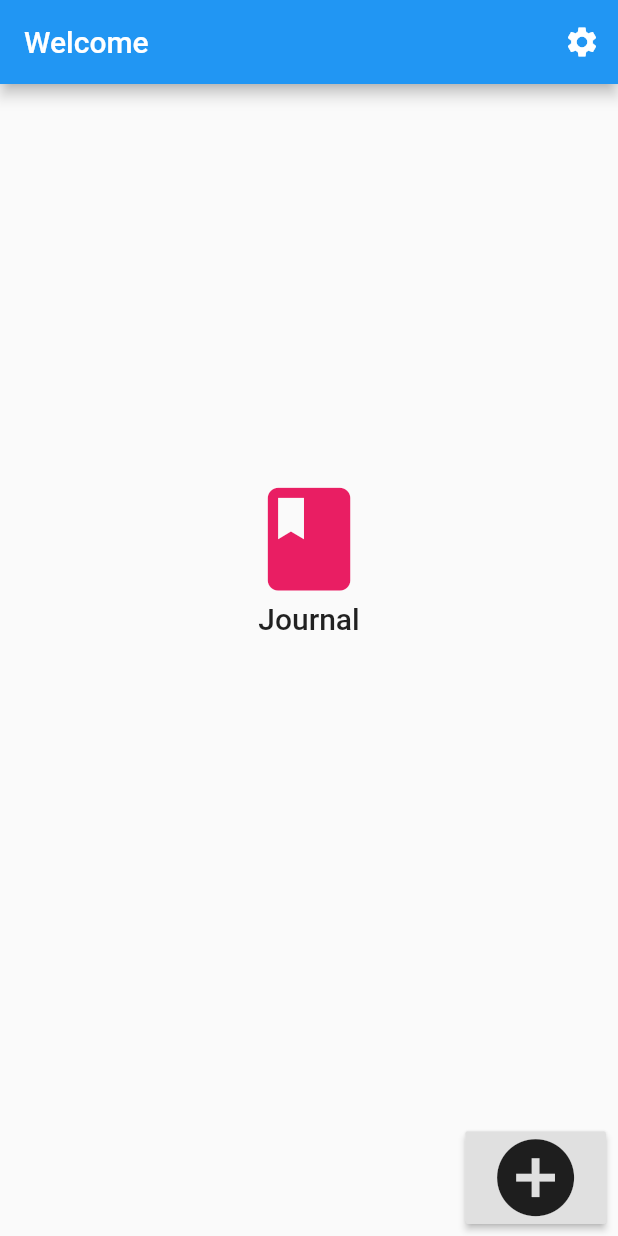
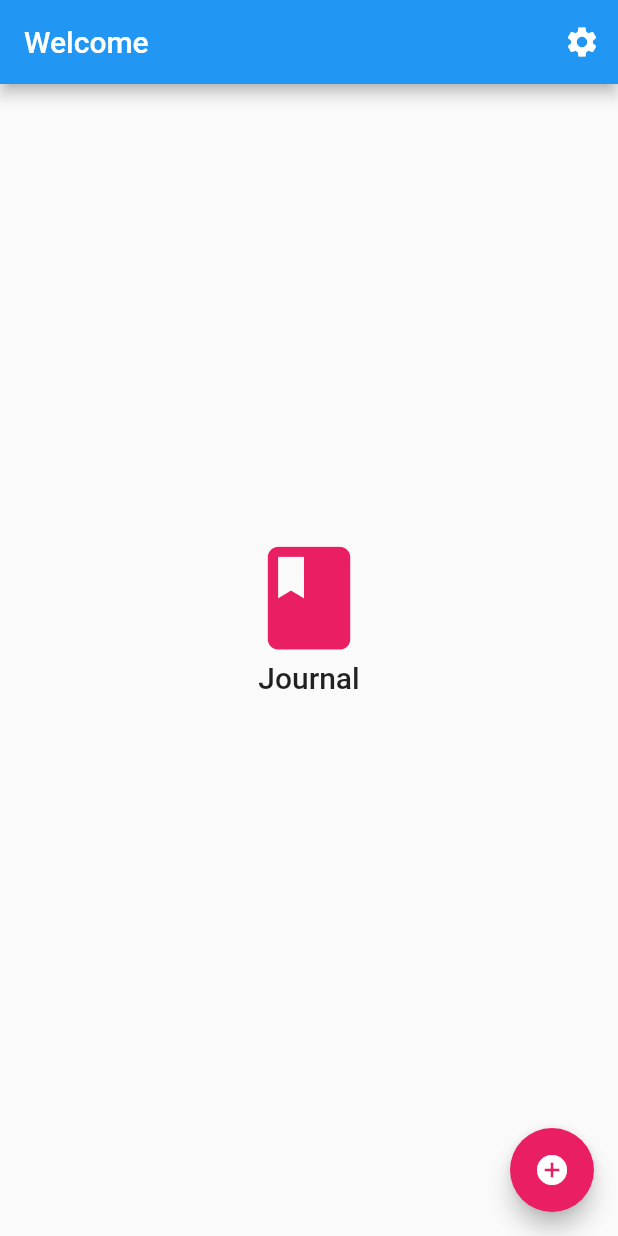
Before and after one commit to AprilCastaneda/journal, a Flutter app: the screen it shows after launch, on a phone screen of 412 x 824 dp. Run offline on Flutter 3.47's test engine with Material 2 defaults, Android fonts, the phone set to English and light mode, and no system bars; our stand-ins replace flutter_switch, shared_preferences, sqflite; accounts and stored records are empty.

Commit message:
routes journal_list, welcome, and new_entry working

```diff
--- a/lib/app.dart
+++ b/lib/app.dart
@@ -3,6 +3,7 @@ import 'package:flutter/services.dart';
 import 'package:shared_preferences/shared_preferences.dart';
 import 'screens/welcome.dart';
 import 'screens/new_entry.dart';
+import 'screens/journal_entry_list.dart';
 
 class App extends StatefulWidget {
   final String schemaSQL;
@@ -49,10 +50,10 @@ class _AppState extends State<App> {
       theme: ThemeData(brightness: brightness),
       initialRoute: '/',
       routes: {
-        Welcome.routeName: (context) =>
-            Welcome(setTheme: setTheme, prefs: widget.prefs),
-        NewEntry.routeName: (context) =>
-            NewEntry(setTheme: setTheme, prefs: widget.prefs),
+        JournalEntryList.routeName: (context) =>
+            JournalEntryList(setTheme: setTheme, prefs: widget.prefs),
+        Welcome.routeName: (context) => Welcome(),
+        NewEntry.routeName: (context) => NewEntry(),
       },
     );
     // home: Welcome(setTheme: setTheme, prefs: widget.prefs));
--- /dev/null
+++ b/lib/components/arguments.dart
@@ -0,0 +1,8 @@
+import 'package:flutter/material.dart';
+import 'package:shared_preferences/shared_preferences.dart';
+
+class Arguments {
+  final void Function() setTheme;
+  final SharedPreferences prefs;
+  Arguments({Key key, this.setTheme, this.prefs});
+}
--- a/lib/models/journal.dart
+++ b/lib/models/journal.dart
@@ -3,4 +3,8 @@ import 'journal_entry.dart';
 class Journal {
   List<JournalEntry> entries;
   Journal({this.entries});
+
+  bool get isEmpty => entries.isEmpty;
+  int get numberOfEntries => entries.length;
+  JournalEntry getEntry(int index) => entries[index];
 }
--- a/lib/screens/journal_entry_list.dart
+++ b/lib/screens/journal_entry_list.dart
@@ -1,5 +1,6 @@
 import 'package:flutter/material.dart';
 import 'package:intl/intl.dart';
+import 'package:shared_preferences/shared_preferences.dart';
 import '../db/database_manager.dart';
 // import 'journal_entry.dart';
 import 'new_entry.dart';
@@ -7,13 +8,19 @@ import 'welcome.dart';
 import '../widgets/journal_scaffold.dart';
 import '../models/journal.dart';
 import '../models/journal_entry.dart';
+import '../components/arguments.dart';
 
-class JournalEntryListScreen extends StatefulWidget {
+class JournalEntryList extends StatefulWidget {
+  final void Function() setTheme;
+  final SharedPreferences prefs;
+  static const routeName = '/';
+  JournalEntryList({Key key, this.setTheme, this.prefs}) : super(key: key);
+
   @override
-  _JournalEntryListScreenState createState() => _JournalEntryListScreenState();
+  _JournalEntryListState createState() => _JournalEntryListState();
 }
 
-class _JournalEntryListScreenState extends State<JournalEntryListScreen> {
+class _JournalEntryListState extends State<JournalEntryList> {
   Journal journal;
 
   @override
@@ -30,24 +37,21 @@ class _JournalEntryListScreenState extends State<JournalEntryListScreen> {
     });
   }
 
-  // @override
-  // Widget build(BuildContext context) {
-  //   return JournalScaffold(
-  //       title: journal.isEmpty ? 'Welcome' : 'Journal Entries',
-  //       child: journal.isEmpty ? Welcome() : journalList(context),
-  //       fab: addEntryFab(context));
-  // }
   @override
   Widget build(BuildContext context) {
     if (journal == null) {
       return JournalScaffold(
-          title: 'Loading', child: Center(child: CircularProgressIndicator()));
+          title: 'Loading',
+          child: Center(child: CircularProgressIndicator()),
+          setTheme: widget.setTheme,
+          prefs: widget.prefs);
     } else {
       return JournalScaffold(
-        title: journal.isEmpty ? 'Welcome' : 'Journal Entries',
-        child: journal.isEmpty ? Welcome() : journalList(context);
-        fab: addEntryFab(context)
-      );
+          title: journal.isEmpty ? 'Welcome' : 'Journal Entries',
+          child: journal.isEmpty ? Welcome() : journalList(context),
+          setTheme: widget.setTheme,
+          prefs: widget.prefs,
+          fab: addEntryFab(context));
     }
   }
 
@@ -57,13 +61,21 @@ class _JournalEntryListScreenState extends State<JournalEntryListScreen> {
         itemBuilder: (context, index) {
           return ListTile(
             title: Text(journal.getEntry(index).title),
-            subtitle: Text(journal.getEntry(index).body),
-
+            subtitle: Text(journal.getEntry(index).dateTime.toString()),
           );
         });
   }
 
-  FloatingActionButton addEntryFab(BuildContext context) {}
+  FloatingActionButton addEntryFab(BuildContext context) {
+    return FloatingActionButton(
+      onPressed: () => displayJournalEntryForm(context),
+      child: Icon(Icons.add_circle_outlined),
+      backgroundColor: Colors.pink,
+    );
+  }
 
-  void displayJournalEntryForm(BuildContext context) {}
+  void displayJournalEntryForm(BuildContext context) {
+    final arguments = Arguments(setTheme: widget.setTheme, prefs: widget.prefs);
+    Navigator.of(context).pushNamed(NewEntry.routeName, arguments: arguments);
+  }
 }
--- a/lib/screens/welcome.dart
+++ b/lib/screens/welcome.dart
@@ -4,10 +4,10 @@ import '../screens/new_entry.dart';
 import '../widgets/journal_drawer.dart';
 
 class Welcome extends StatefulWidget {
-  final void Function() setTheme;
-  final SharedPreferences prefs;
-  static const routeName = '/';
-  Welcome({Key key, this.setTheme, this.prefs}) : super(key: key);
+  // final void Function() setTheme;
+  // final SharedPreferences prefs;
+  static const routeName = 'welcome';
+  Welcome({Key key}) : super(key: key);
 
   @override
   _WelcomeState createState() => _WelcomeState();
@@ -18,25 +18,26 @@ class _WelcomeState extends State<Welcome> {
 
   @override
   Widget build(BuildContext context) {
-    return Scaffold(
-      key: scaffoldKey,
-      endDrawerEnableOpenDragGesture: false,
-      endDrawer: JournalDrawer(setTheme: widget.setTheme, prefs: widget.prefs),
-      appBar: AppBar(
-        title: Text('Welcome'),
-        actions: [
-          Builder(
-            builder: (context) => IconButton(
-              icon: Icon(
-                Icons.settings,
-              ),
-              onPressed: () => scaffoldKey.currentState.openEndDrawer(),
-            ),
-          ),
-        ],
-      ),
-      body: Center(
-        child: Column(
+    // return Scaffold(
+    //   key: scaffoldKey,
+    //   endDrawerEnableOpenDragGesture: false,
+    //   endDrawer: JournalDrawer(setTheme: widget.setTheme, prefs: widget.prefs),
+    //   appBar: AppBar(
+    //     title: Text('Welcome'),
+    //     actions: [
+    //       Builder(
+    //         builder: (context) => IconButton(
+    //           icon: Icon(
+    //             Icons.settings,
+    //           ),
+    //           onPressed: () => scaffoldKey.currentState.openEndDrawer(),
+    //         ),
+    //       ),
+    //     ],
+    //   ),
+    //   body: Center(
+    //     child: Column(
+    return Column(
       children: [
         Expanded(
           child: Row(
@@ -56,33 +57,30 @@ class _WelcomeState extends State<Welcome> {
               mainAxisAlignment: MainAxisAlignment.center,
               crossAxisAlignment: CrossAxisAlignment.start,
               children: [
-                    Text('Journal',
-                        style: Theme.of(context).textTheme.headline6)
+                Text('Journal', style: Theme.of(context).textTheme.headline6)
               ]),
         ),
-            Padding(
-              padding: const EdgeInsets.all(8.0),
-              child: Row(
-                mainAxisAlignment: MainAxisAlignment.end,
-                crossAxisAlignment: CrossAxisAlignment.end,
-                children: [
-                  RaisedButton(
-                    child: Icon(
-                      Icons.add_circle_outlined,
-                      size: MediaQuery.of(context).size.height * .075,
-                    ),
-                    onPressed: () => pushNewEntry(context),
-                  ),
+        // Padding(
+        //   padding: const EdgeInsets.all(8.0),
+        //   child: Row(
+        //     mainAxisAlignment: MainAxisAlignment.end,
+        //     crossAxisAlignment: CrossAxisAlignment.end,
+        //     children: [
+        //       RaisedButton(
+        //         child: Icon(
+        //           Icons.add_circle_outlined,
+        //           size: MediaQuery.of(context).size.height * .075,
+        //         ),
+        //         onPressed: () => pushNewEntry(context),
+        //       ),
+        //     ],
+        //   ),
+        // ),
       ],
-              ),
-            ),
-          ],
-        ),
-      ),
     );
   }
 
-  void pushNewEntry(BuildContext context) {
-    Navigator.of(context).pushNamed(NewEntry.routeName);
+  // void pushNewEntry(BuildContext context) {
+  //   Navigator.of(context).pushNamed(NewEntry.routeName);
+  // }
 }
-}
```
Also changed, not shown: lib/screens/new_entry.dart (+14 -31 lines), lib/widgets/journal_entry_form.dart (+16 -11 lines), lib/widgets/journal_scaffold.dart (+72 -47 lines). Lines whose indentation alone changed are shown as unchanged.
